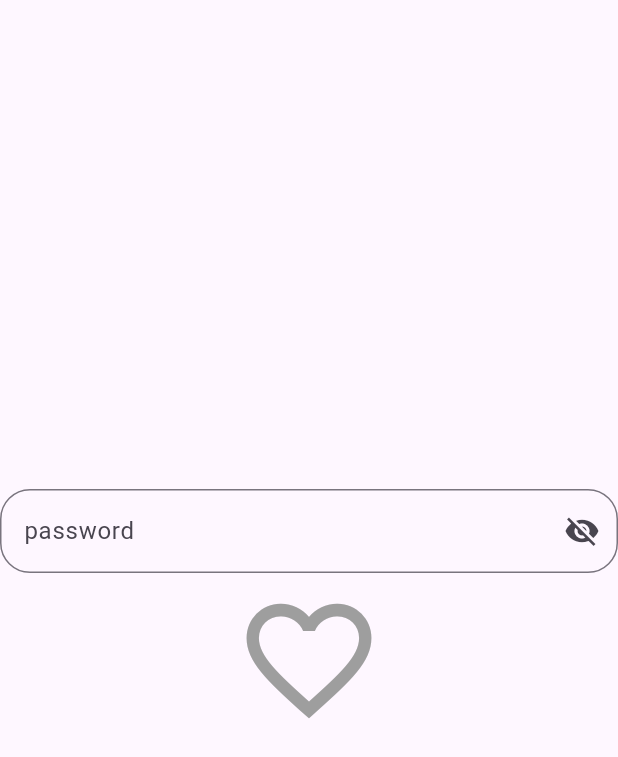
After one commit to rafin828/ostadpractice, a Flutter app: the screen it shows after launch, on a phone screen of 412 x 824 dp. The commit adds this screen. Shown: the top 757 px of the screen. Run offline on Flutter 3.47's test engine with Material 3 defaults, Android fonts, the phone set to English and light mode, and no system bars; our stand-ins replace flutter_screenutil.

Commit message:
module15-class_1

```diff
--- /dev/null
+++ b/lib/module_15/class_1_2.dart
@@ -0,0 +1,66 @@
+import 'package:flutter/material.dart';
+
+class heart extends StatefulWidget {
+  const heart({super.key});
+  @override
+  State<heart> createState() => _heartState();
+}
+
+class _heartState extends State<heart> {
+  bool isfav = false;
+  bool ispassword = false;
+  toggolfav() {
+    setState(() {
+      isfav = !isfav;
+    });
+  }
+
+  showpassword() {
+    setState(() {
+      ispassword = !ispassword;
+    });
+    Future.delayed(Duration(seconds: 2),(){
+    setState(() {
+      ispassword=false;
+    });
+    });
+  }
+
+  @override
+  Widget build(BuildContext context) {
+    return Scaffold(
+      body: SafeArea(
+        child: Center(
+          child: Column(
+            mainAxisAlignment: MainAxisAlignment.center,
+            children: [
+              TextField(
+                obscureText: !ispassword,
+                decoration: InputDecoration(
+                  border: OutlineInputBorder(
+                    borderRadius: BorderRadius.circular(20),
+                  ),
+                  hintText: "password",
+                  suffixIcon: IconButton(
+                    onPressed: showpassword,
+                    icon: Icon(
+                      ispassword ? Icons.visibility : Icons.visibility_off,
+                    ),
+                  ),
+                ),
+              ),
+              IconButton(
+                onPressed: toggolfav,
+                color: isfav ? Colors.red : Colors.grey,
+                icon: Icon(
+                  isfav ? Icons.favorite : Icons.favorite_border,
+                  size: 100,
+                ),
+              ),
+            ],
+          ),
+        ),
+      ),
+    );
+  }
+}
```
Also changed, not shown: lib/module12-2/practice_2.dart (+97 -20 lines), lib/module_14/class_3.dart (+48 -44 lines), lib/module_15/class_1.dart (added, +48 -0 lines), lib/myapp.dart (+30 -36 lines).
